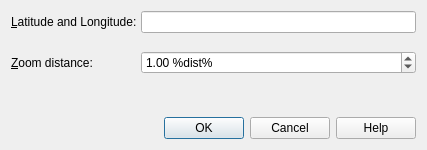
Old version of the form src/gui/coordinatedialog.ui in the repository albar965/littlenavmap.
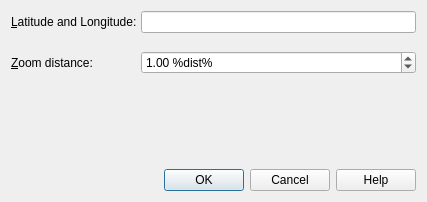
New version of the form.

Diff of the .ui file:
```diff
--- a/src/gui/coordinatedialog.ui
+++ b/src/gui/coordinatedialog.ui
@@ -7,7 +7,7 @@
     <x>0</x>
     <y>0</y>
     <width>427</width>
-    <height>150</height>
+    <height>202</height>
    </rect>
   </property>
   <property name="windowTitle">
```
